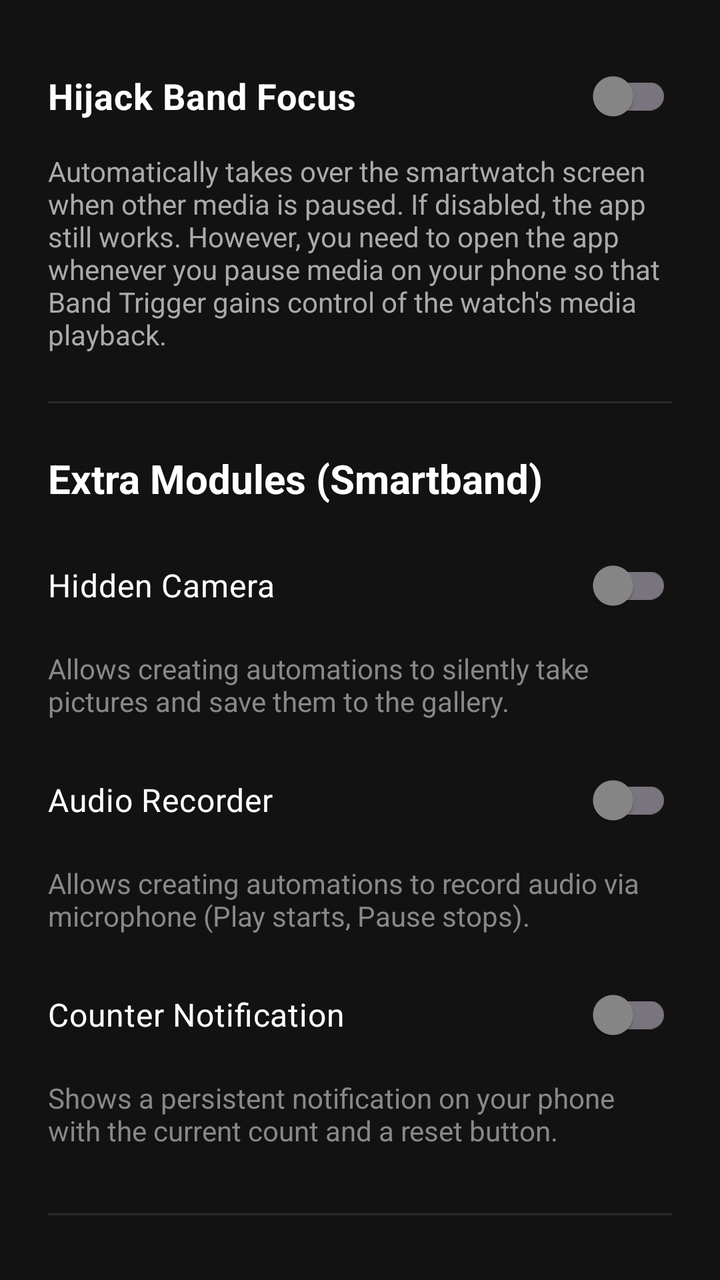
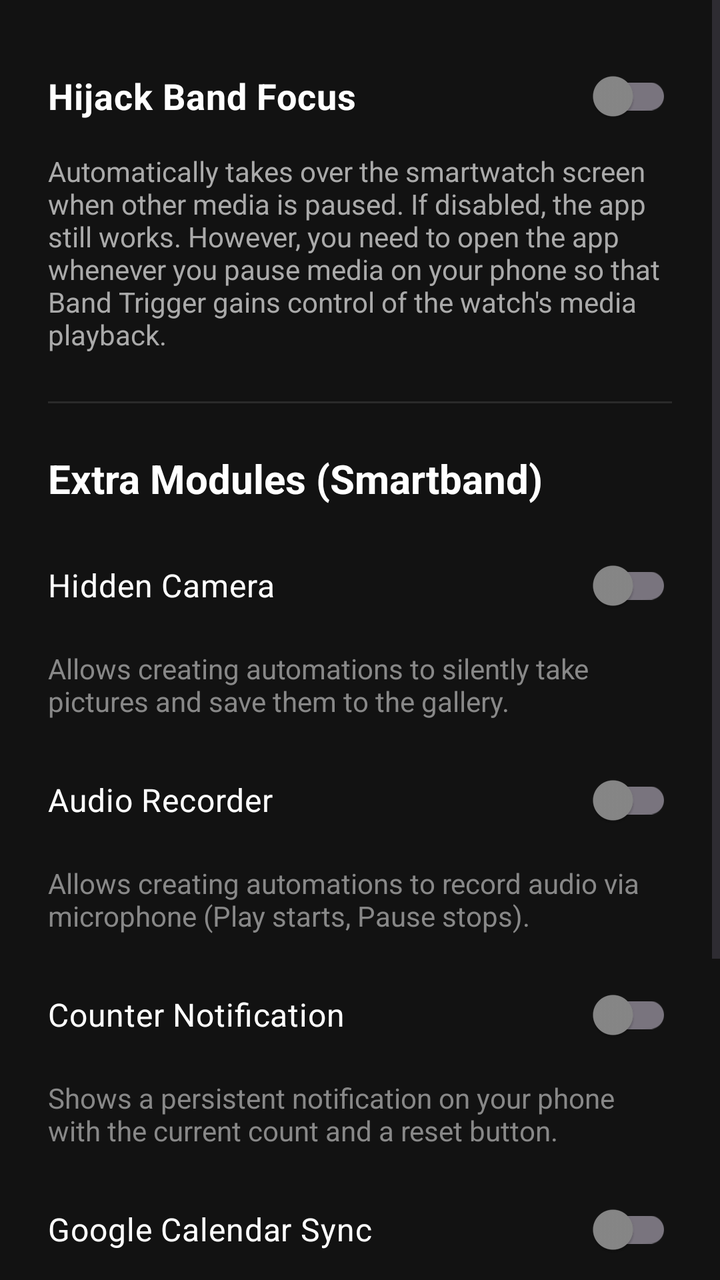

The first picture is an Android layout as it rendered before a commit; the second is the same layout after the commit. The layout source and the unified diff follow.
<!-- AndroidManifest.xml: application theme Theme.BandLightConnect -->
<!-- res/layout/fragment_settings.xml -->
<?xml version="1.0" encoding="utf-8"?>
<LinearLayout xmlns:android="http://schemas.android.com/apk/res/android"
    xmlns:app="http://schemas.android.com/apk/res-auto"
    android:layout_width="match_parent"
    android:layout_height="match_parent"
    android:background="#121212"
    android:orientation="vertical"
    android:padding="24dp">

    
    <com.google.android.material.switchmaterial.SwitchMaterial
        android:id="@+id/switchHijackFocus"
        android:layout_width="match_parent"
        android:layout_height="wrap_content"
        android:text="Hijack Band Focus"
        android:textColor="#FFFFFF"
        android:textSize="18sp"
        android:textStyle="bold"
        app:thumbTint="@color/bottom_nav_colors" />

    <TextView
        android:layout_width="match_parent"
        android:layout_height="wrap_content"
        android:layout_marginTop="4dp"
        android:text="Automatically takes over the smartwatch screen when other media is paused. If disabled, the app still works. However, you need to open the app whenever you pause media on your phone so that Band Trigger gains control of the watch's media playback."
        android:textColor="#AAAAAA"
        android:textSize="14sp" />

    
    <View
        android:layout_width="match_parent"
        android:layout_height="1dp"
        android:layout_marginTop="24dp"
        android:background="#2A2A2A" />

    
    <TextView
        android:layout_width="wrap_content"
        android:layout_height="wrap_content"
        android:layout_marginTop="24dp"
        android:text="Extra Modules (Smartband)"
        android:textColor="#FFFFFF"
        android:textSize="20sp"
        android:textStyle="bold" />

    
    <com.google.android.material.switchmaterial.SwitchMaterial
        android:id="@+id/switchHiddenCamera"
        android:layout_width="match_parent"
        android:layout_height="wrap_content"
        android:layout_marginTop="16dp"
        android:text="Hidden Camera"
        android:textColor="#FFFFFF"
        android:textSize="16sp"
        app:thumbTint="@color/bottom_nav_colors" />

    <TextView
        android:layout_width="wrap_content"
        android:layout_height="wrap_content"
        android:layout_marginTop="8dp"
        android:text="Allows creating automations to silently take pictures and save them to the gallery."
        android:textColor="#888888"
        android:textSize="14sp" />

    
    <com.google.android.material.switchmaterial.SwitchMaterial
        android:id="@+id/switchAudioRecorder"
        android:layout_width="match_parent"
        android:layout_height="wrap_content"
        android:layout_marginTop="16dp"
        android:text="Audio Recorder"
        android:textColor="#FFFFFF"
        android:textSize="16sp"
        app:thumbTint="@color/bottom_nav_colors" />

    <TextView
        android:layout_width="wrap_content"
        android:layout_height="wrap_content"
        android:layout_marginTop="8dp"
        android:text="Allows creating automations to record audio via microphone (Play starts, Pause stops)."
        android:textColor="#888888"
        android:textSize="14sp" />

    
    <com.google.android.material.switchmaterial.SwitchMaterial
        android:id="@+id/switchCounterNotification"
        android:layout_width="match_parent"
        android:layout_height="wrap_content"
        android:layout_marginTop="16dp"
        android:text="Counter Notification"
        android:textColor="#FFFFFF"
        android:textSize="16sp"
        app:thumbTint="@color/bottom_nav_colors" />

    <TextView
        android:layout_width="wrap_content"
        android:layout_height="wrap_content"
        android:layout_marginTop="8dp"
        android:text="Shows a persistent notification on your phone with the current count and a reset button."
        android:textColor="#888888"
        android:textSize="14sp" />

    
    <View
        android:layout_width="match_parent"
        android:layout_height="1dp"
        android:layout_marginTop="32dp"
        android:background="#2A2A2A" />

    
    <com.google.android.material.button.MaterialButton
        android:id="@+id/btnExitApp"
        style="@style/Widget.MaterialComponents.Button.OutlinedButton"
        android:layout_width="match_parent"
        android:layout_height="wrap_content"
        android:layout_marginTop="24dp"
        android:layout_marginBottom="24dp"
        android:padding="12dp"
        android:text="Turn Off and Exit"
        android:textColor="#FF5252"
        app:strokeColor="#FF5252" />

</LinearLayout>
<!-- resources referenced by this layout -->
<resources>
  <style name="Theme.BandLightConnect" parent="Base.Theme.BandLightConnect" />
  <style name="Base.Theme.BandLightConnect" parent="Theme.Material3.DayNight.NoActionBar">
          
          
      </style>
</resources>

<!-- the commit's change to res/layout/fragment_settings.xml (unified diff, before → after) -->
@@ -1,123 +1,186 @@
 <?xml version="1.0" encoding="utf-8"?>
-<LinearLayout xmlns:android="http://schemas.android.com/apk/res/android"
+<ScrollView xmlns:android="http://schemas.android.com/apk/res/android"
     xmlns:app="http://schemas.android.com/apk/res-auto"
     android:layout_width="match_parent"
     android:layout_height="match_parent"
     android:background="#121212"
-    android:orientation="vertical"
-    android:padding="24dp">
+    android:fillViewport="true">
 
-    
-    <com.google.android.material.switchmaterial.SwitchMaterial
-        android:id="@+id/switchHijackFocus"
+    <LinearLayout
         android:layout_width="match_parent"
         android:layout_height="wrap_content"
-        android:text="Hijack Band Focus"
-        android:textColor="#FFFFFF"
-        android:textSize="18sp"
-        android:textStyle="bold"
-        app:thumbTint="@color/bottom_nav_colors" />
+        android:orientation="vertical"
+        android:padding="24dp">
 
-    <TextView
-        android:layout_width="match_parent"
-        android:layout_height="wrap_content"
-        android:layout_marginTop="4dp"
-        android:text="Automatically takes over the smartwatch screen when other media is paused. If disabled, the app still works. However, you need to open the app whenever you pause media on your phone so that Band Trigger gains control of the watch's media playback."
-        android:textColor="#AAAAAA"
-        android:textSize="14sp" />
+        
+        <com.google.android.material.switchmaterial.SwitchMaterial
+            android:id="@+id/switchHijackFocus"
+            android:layout_width="match_parent"
+            android:layout_height="wrap_content"
+            android:text="Hijack Band Focus"
+            android:textColor="#FFFFFF"
+            android:textSize="18sp"
+            android:textStyle="bold"
+            app:thumbTint="@color/bottom_nav_colors" />
 
-    
-    <View
-        android:layout_width="match_parent"
-        android:layout_height="1dp"
-        android:layout_marginTop="24dp"
-        android:background="#2A2A2A" />
+        <TextView
+            android:layout_width="match_parent"
+            android:layout_height="wrap_content"
+            android:layout_marginTop="4dp"
+            android:text="Automatically takes over the smartwatch screen when other media is paused. If disabled, the app still works. However, you need to open the app whenever you pause media on your phone so that Band Trigger gains control of the watch's media playback."
+            android:textColor="#AAAAAA"
+            android:textSize="14sp" />
 
-    
-    <TextView
-        android:layout_width="wrap_content"
-        android:layout_height="wrap_content"
-        android:layout_marginTop="24dp"
-        android:text="Extra Modules (Smartband)"
-        android:textColor="#FFFFFF"
-        android:textSize="20sp"
-        android:textStyle="bold" />
+        
+        <View
+            android:layout_width="match_parent"
+            android:layout_height="1dp"
+            android:layout_marginTop="24dp"
+            android:background="#2A2A2A" />
 
-    
-    <com.google.android.material.switchmaterial.SwitchMaterial
-        android:id="@+id/switchHiddenCamera"
-        android:layout_width="match_parent"
-        android:layout_height="wrap_content"
-        android:layout_marginTop="16dp"
-        android:text="Hidden Camera"
-        android:textColor="#FFFFFF"
-        android:textSize="16sp"
-        app:thumbTint="@color/bottom_nav_colors" />
+        
+        <TextView
+            android:layout_width="wrap_content"
+            android:layout_height="wrap_content"
+            android:layout_marginTop="24dp"
+            android:text="Extra Modules (Smartband)"
+            android:textColor="#FFFFFF"
+            android:textSize="20sp"
+            android:textStyle="bold" />
 
-    <TextView
-        android:layout_width="wrap_content"
-        android:layout_height="wrap_content"
-        android:layout_marginTop="8dp"
-        android:text="Allows creating automations to silently take pictures and save them to the gallery."
-        android:textColor="#888888"
-        android:textSize="14sp" />
+        
+        <com.google.android.material.switchmaterial.SwitchMaterial
+            android:id="@+id/switchHiddenCamera"
+            android:layout_width="match_parent"
+            android:layout_height="wrap_content"
+            android:layout_marginTop="16dp"
+            android:text="Hidden Camera"
+            android:textColor="#FFFFFF"
+            android:textSize="16sp"
+            app:thumbTint="@color/bottom_nav_colors" />
 
-    
-    <com.google.android.material.switchmaterial.SwitchMaterial
-        android:id="@+id/switchAudioRecorder"
-        android:layout_width="match_parent"
-        android:layout_height="wrap_content"
-        android:layout_marginTop="16dp"
-        android:text="Audio Recorder"
-        android:textColor="#FFFFFF"
-        android:textSize="16sp"
-        app:thumbTint="@color/bottom_nav_colors" />
+        <TextView
+            android:layout_width="wrap_content"
+            android:layout_height="wrap_content"
+            android:layout_marginTop="8dp"
+            android:text="Allows creating automations to silently take pictures and save them to the gallery."
+            android:textColor="#888888"
+            android:textSize="14sp" />
 
-    <TextView
-        android:layout_width="wrap_content"
-        android:layout_height="wrap_content"
-        android:layout_marginTop="8dp"
-        android:text="Allows creating automations to record audio via microphone (Play starts, Pause stops)."
-        android:textColor="#888888"
-        android:textSize="14sp" />
+        
+        <com.google.android.material.switchmaterial.SwitchMaterial
+            android:id="@+id/switchAudioRecorder"
+            android:layout_width="match_parent"
+            android:layout_height="wrap_content"
+            android:layout_marginTop="16dp"
+            android:text="Audio Recorder"
+            android:textColor="#FFFFFF"
+            android:textSize="16sp"
+            app:thumbTint="@color/bottom_nav_colors" />
 
-    
-    <com.google.android.material.switchmaterial.SwitchMaterial
-        android:id="@+id/switchCounterNotification"
-        android:layout_width="match_parent"
-        android:layout_height="wrap_content"
-        android:layout_marginTop="16dp"
-        android:text="Counter Notification"
-        android:textColor="#FFFFFF"
-        android:textSize="16sp"
-        app:thumbTint="@color/bottom_nav_colors" />
+        <TextView
+            android:layout_width="wrap_content"
+            android:layout_height="wrap_content"
+            android:layout_marginTop="8dp"
+            android:text="Allows creating automations to record audio via microphone (Play starts, Pause stops)."
+            android:textColor="#888888"
+            android:textSize="14sp" />
 
-    <TextView
-        android:layout_width="wrap_content"
-        android:layout_height="wrap_content"
-        android:layout_marginTop="8dp"
-        android:text="Shows a persistent notification on your phone with the current count and a reset button."
-        android:textColor="#888888"
-        android:textSize="14sp" />
+        
+        <com.google.android.material.switchmaterial.SwitchMaterial
+            android:id="@+id/switchCounterNotification"
+            android:layout_width="match_parent"
+            android:layout_height="wrap_content"
+            android:layout_marginTop="16dp"
+            android:text="Counter Notification"
+            android:textColor="#FFFFFF"
+            android:textSize="16sp"
+            app:thumbTint="@color/bottom_nav_colors" />
 
-    
-    <View
-        android:layout_width="match_parent"
-        android:layout_height="1dp"
-        android:layout_marginTop="32dp"
-        android:background="#2A2A2A" />
+        <TextView
+            android:layout_width="wrap_content"
+            android:layout_height="wrap_content"
+            android:layout_marginTop="8dp"
+            android:text="Shows a persistent notification on your phone with the current count and a reset button."
+            android:textColor="#888888"
+            android:textSize="14sp" />
 
-    
-    <com.google.android.material.button.MaterialButton
-        android:id="@+id/btnExitApp"
-        style="@style/Widget.MaterialComponents.Button.OutlinedButton"
-        android:layout_width="match_parent"
-        android:layout_height="wrap_content"
-        android:layout_marginTop="24dp"
-        android:layout_marginBottom="24dp"
-        android:padding="12dp"
-        android:text="Turn Off and Exit"
-        android:textColor="#FF5252"
-        app:strokeColor="#FF5252" />
+        
+        <com.google.android.material.switchmaterial.SwitchMaterial
+            android:id="@+id/switchCalendarSync"
+            android:layout_width="match_parent"
+            android:layout_height="wrap_content"
+            android:layout_marginTop="16dp"
+            android:text="Google Calendar Sync"
+            android:textColor="#FFFFFF"
+            android:textSize="16sp"
+            app:thumbTint="@color/bottom_nav_colors" />
 
-</LinearLayout>
+        
+        <LinearLayout
+            android:id="@+id/layoutSyncInterval"
+            android:layout_width="match_parent"
+            android:layout_height="wrap_content"
+            android:background="?attr/selectableItemBackground"
+            android:clickable="true"
+            android:focusable="true"
+            android:gravity="center_vertical"
+            android:orientation="horizontal"
+            android:paddingVertical="12dp"
+            android:paddingHorizontal="4dp"
+            android:visibility="gone">
+
+            <TextView
+                android:layout_width="0dp"
+                android:layout_height="wrap_content"
+                android:layout_weight="1"
+                android:text="Sync Interval"
+                android:textColor="#FFFFFF"
+                android:textSize="16sp" />
+
+            <TextView
+                android:id="@+id/textSyncInterval"
+                android:layout_width="wrap_content"
+                android:layout_height="wrap_content"
+                android:text="15 Minutes"
+                android:textColor="#BB86FC"
+                android:textSize="16sp"
+                android:textStyle="bold" />
+        </LinearLayout>
+
+        <TextView
+            android:layout_width="wrap_content"
+            android:layout_height="wrap_content"
+            android:layout_marginTop="4dp"
+            android:text="Automatically reads your upcoming events for the next 24 hours and creates alarms in a dedicated 'Google Calendar' folder."
+            android:textColor="#888888"
+            android:textSize="14sp" />
+
+        
+        <Space
+            android:layout_width="match_parent"
+            android:layout_height="0dp"
+            android:layout_weight="1" />
+
+        
+        <View
+            android:layout_width="match_parent"
+            android:layout_height="1dp"
+            android:layout_marginTop="32dp"
+            android:background="#2A2A2A" />
+
+        
+        <com.google.android.material.button.MaterialButton
+            android:id="@+id/btnExitApp"
+            style="@style/Widget.MaterialComponents.Button.OutlinedButton"
+            android:layout_width="match_parent"
+            android:layout_height="wrap_content"
+            android:layout_marginTop="24dp"
+            android:layout_marginBottom="24dp"
+            android:padding="12dp"
+            android:text="Turn Off and Exit"
+            android:textColor="#FF5252"
+            app:strokeColor="#FF5252" />
+
+    </LinearLayout>
+</ScrollView>
